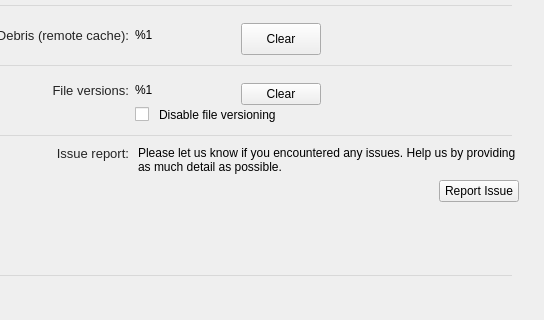
The window that src/MEGASync/gui/macx/SettingsDialog.ui (meganz/MEGAsync) describes before a commit, drawn with Qt 5; both pictures show x 96 to 640 and y 279 to 599 of the 640 by 736 pixel window.
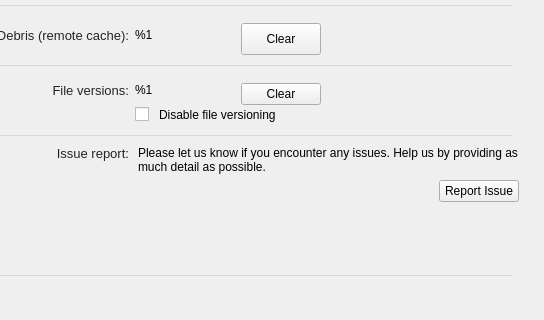
The same window after the commit. The open tabs and pages were chosen to show the change. Icons and pictures are not drawn. Custom widgets are drawn as their Qt base class.

Patch:
```diff
--- a/src/MEGASync/gui/macx/SettingsDialog.ui
+++ b/src/MEGASync/gui/macx/SettingsDialog.ui
@@ -1565,7 +1565,7 @@
                   <string notr="true">margin-right: 1px;</string>
                  </property>
                  <property name="text">
-                  <string>Please let us know if you encountered any issues. Help us by providing as much detail as possible.</string>
+                  <string>Please let us know if you encounter any issues. Help us by providing as much detail as possible.</string>
                  </property>
                  <property name="wordWrap">
                   <bool>true</bool>
```
Left out of the diff: 4 changed lines with no effect on the pictures.
